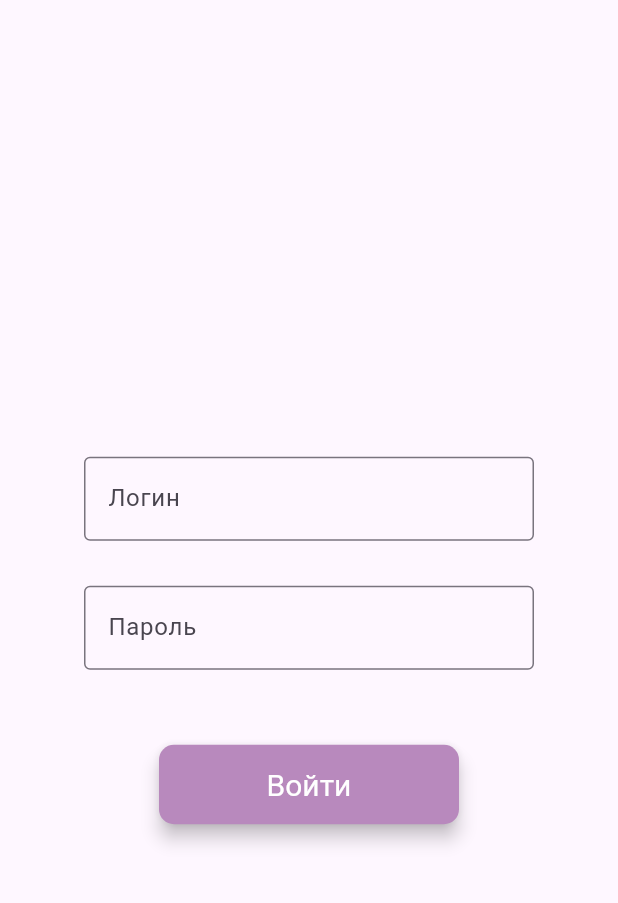
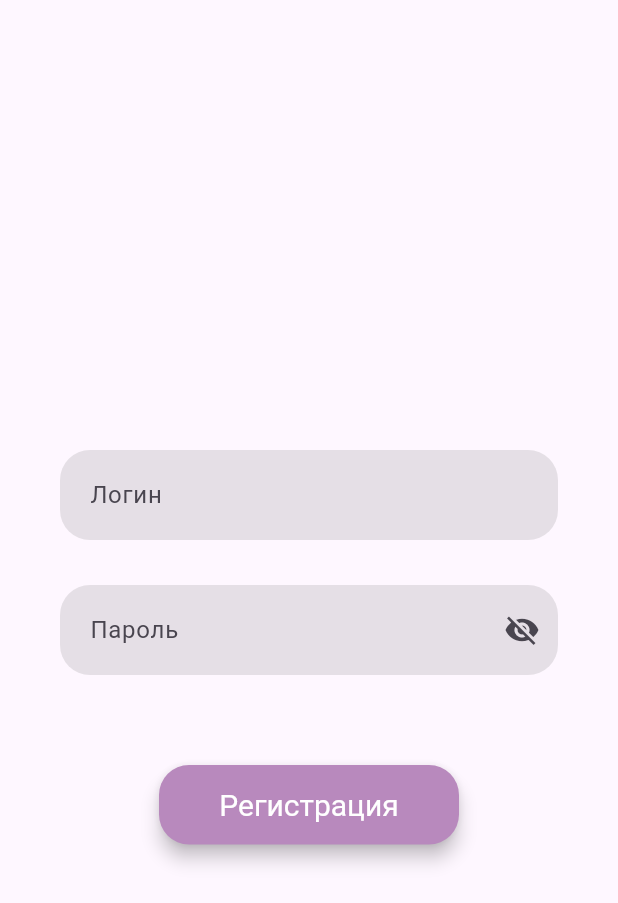
Before and after one commit to abcdefg-min/NutriMAMA, a Flutter app: the screen it shows after launch, after a tap on "Регистрация", on a phone screen of 412 x 824 dp. Shown: the top 903 px of the screen. Run offline on Flutter 3.47's test engine with Material 3 defaults, Android fonts, the phone set to English and light mode, and no system bars; our stand-ins replace loading_animation_widget.

Commit message:
страница входа

```diff
--- a/lib/loginScreen.dart
+++ b/lib/loginScreen.dart
@@ -9,45 +9,78 @@ class LoginScreen extends StatefulWidget {
 }
 
 class _LoginScreenState extends State<LoginScreen> {
+  bool passwordVisible = false;
+
   @override
   void _loginSc() {
     Navigator.push(
       context,
-      MaterialPageRoute(
-        builder: (context) => NutriMAMAScreen(),
-      ),
+      MaterialPageRoute(builder: (context) => NutriMAMAScreen()),
     );
   }
 
   @override
   Widget build(BuildContext context) {
     return Scaffold(
-      body: Center(
-        child: Container(
-          width: 300.0,
+      body: SingleChildScrollView(
         child: Column(
-          mainAxisSize: MainAxisSize.min,
-        crossAxisAlignment: CrossAxisAlignment.start,
-        children: <Widget>[
-          SizedBox(height: 30.0),
-          TextFormField(
+          children: [
+            SizedBox(height: 300.0),
+            Container(
+              height: 60,
+              padding: EdgeInsets.only(left: 20.0),
+              margin: EdgeInsets.only(right: 40.0, left: 40.0),
+              decoration: BoxDecoration(
+                color: const Color.fromARGB(47, 119, 119, 119),
+                borderRadius: BorderRadius.circular(20.0),
+              ),
+              child: Center(
+                child: TextField(
                   decoration: InputDecoration(
+                    border: InputBorder.none,
+                    hintText: 'Введите логин',
                     labelText: 'Логин',
-              border: OutlineInputBorder()
+                  ),
+                ),
               ),
             ),
             SizedBox(height: 30.0),
-          TextFormField(
+            Container(
+              height: 60,
+              padding: EdgeInsets.only(left: 20.0),
+              margin: EdgeInsets.only(right: 40.0, left: 40.0),
+              decoration: BoxDecoration(
+                color: const Color.fromARGB(47, 119, 119, 119),
+                borderRadius: BorderRadius.circular(20.0),
+              ),
+              child: Center(
+                child: TextField(
+                  obscureText: passwordVisible,
                   decoration: InputDecoration(
-              labelText: 'Пароль',
-              border: OutlineInputBorder()
+                    border: InputBorder.none,
+                    hintText: 'Введите пароль',
+                    labelText: "Пароль",
+                    suffixIcon: IconButton(
+                      icon: Icon(
+                      passwordVisible ?
+                      Icons.visibility :
+                      Icons.visibility_off),
+                    onPressed: () {
+                      setState(() {
+                        passwordVisible = !passwordVisible;
+                      });
+                    },
+                    ),
+
                   ),
                 ),
-          SizedBox(height: 50.0),
+              ),
+            ),
+            SizedBox(height: 60.0),
             Center(
               child: ElevatedButton(
                 onPressed: _loginSc,
-                    child: const Text("Войти"),
+                child: const Text("Регистрация"),
                 style: ElevatedButton.styleFrom(
                   textStyle: TextStyle(fontSize: 20),
                   backgroundColor: const Color.fromARGB(255, 184, 137, 189),
@@ -56,7 +89,7 @@ class _LoginScreenState extends State<LoginScreen> {
                   elevation: 5,
                   minimumSize: Size(200, 50),
                   shape: RoundedRectangleBorder(
-                        borderRadius: BorderRadiusGeometry.circular(10),
+                    borderRadius: BorderRadiusGeometry.circular(20),
                   ),
                 ),
               ),
@@ -64,8 +97,56 @@ class _LoginScreenState extends State<LoginScreen> {
           ],
         ),
 
-        ),
+        // child: Container(
+        //   width: 300.0,
+        //   child: Column(
+        //     mainAxisSize: MainAxisSize.min,
+        //     crossAxisAlignment: CrossAxisAlignment.start,
+        //     children: <Widget>[
+        //       Center(
+        //         child: Text('Авторизация', style: TextStyle(fontSize: 40),),
+        //       ),
 
+        //       //поле для ввода логина (почты)
+        //       SizedBox(height: 50.0),
+        //       TextFormField(
+        //         decoration: InputDecoration(
+        //           labelText: 'Логин',
+        //           border: OutlineInputBorder(),
+        //         ),
+        //       ),
+
+        //       //Поле для ввода пароля
+        //       SizedBox(height: 30.0),
+        //       TextFormField(
+        //         decoration: InputDecoration(
+        //           labelText: 'Пароль',
+        //           border: OutlineInputBorder(),
+        //         ),
+        //       ),
+
+        //       //кнопка "Войти"
+        //       SizedBox(height: 50.0),
+        //       Center(
+        //         child: ElevatedButton(
+        //           onPressed: _loginSc,
+        //           child: const Text("Войти"),
+        //           style: ElevatedButton.styleFrom(
+        //             textStyle: TextStyle(fontSize: 20),
+        //             backgroundColor: const Color.fromARGB(255, 184, 137, 189),
+        //             foregroundColor: const Color.fromARGB(255, 255, 255, 255),
+        //             padding: EdgeInsets.all(15),
+        //             elevation: 5,
+        //             minimumSize: Size(200, 50),
+        //             shape: RoundedRectangleBorder(
+        //               borderRadius: BorderRadiusGeometry.circular(10),
+        //             ),
+        //           ),
+        //         ),
+        //       ),
+        //     ],
+        //   ),
+        // ),
       ),
     );
   }
--- a/lib/onboard.dart
+++ b/lib/onboard.dart
@@ -32,7 +32,8 @@ class _OnboardindState extends State<Onboardind> {
   @override
   Widget build(BuildContext context) {
     return Scaffold(
-      body: Container(child: Column(
+      body: Container(
+        child: Column(
         crossAxisAlignment: CrossAxisAlignment.start,
         children: [
         SizedBox(height: 30.0),
```
Lines whose indentation alone changed are shown as unchanged.
